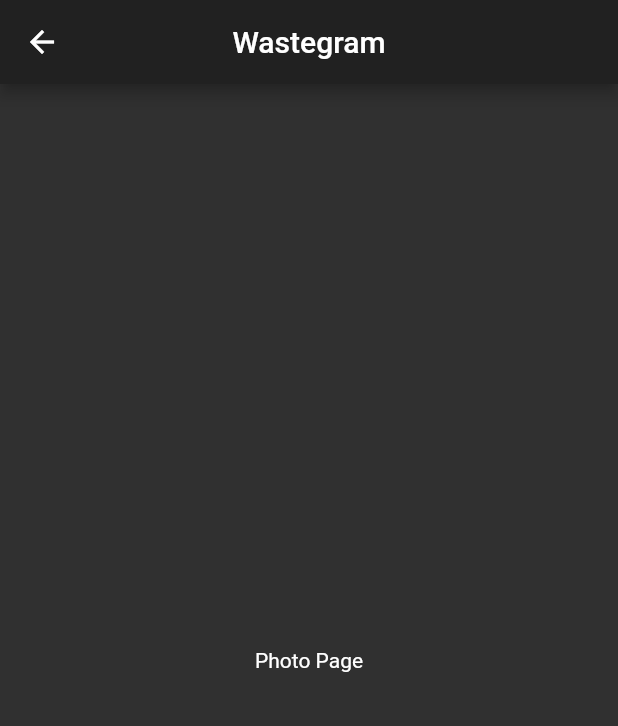
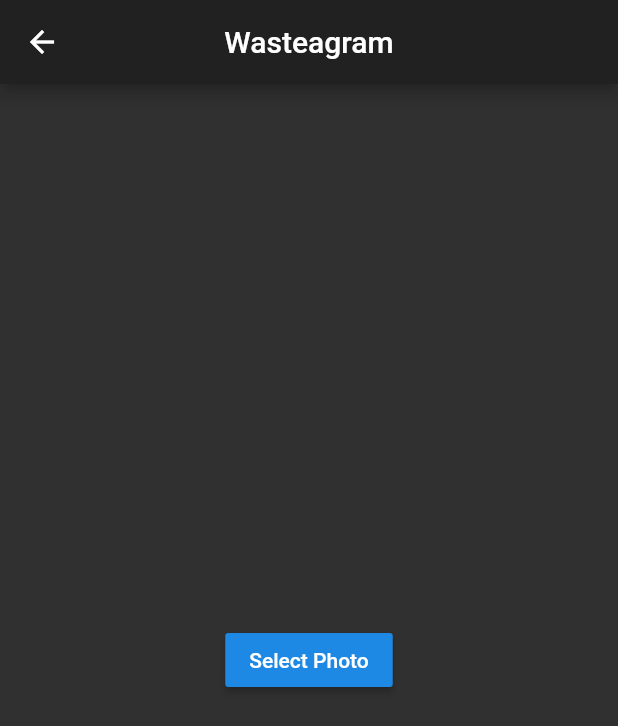
Before and after one commit to Len-LoBo/Wasteagram, a Flutter app: the screen it shows after launch, after a tap on the "camera alt" icon, on a phone screen of 412 x 824 dp. Shown: the top 726 px of the screen. Run offline on Flutter 3.47's test engine with Material 2 defaults, Android fonts, the phone set to English and light mode, and no system bars; our stand-ins replace cloud_firestore, image_picker; accounts and stored records are empty; Roboto replaces fonts that are missing (Rubik).

Commit message:
can take photo and upload timestamp and quanity to firestore

```diff
--- a/lib/app.dart
+++ b/lib/app.dart
@@ -1,7 +1,7 @@
 import 'package:flutter/material.dart';
 import 'package:wasteagram/components/custom_app_bar.dart';
 import 'components/custom_app_bar.dart';
-import 'screens/post_list_page.dart';
+import 'screens/post_list_screen.dart';
 
 
 class App extends StatelessWidget {
@@ -10,7 +10,7 @@ class App extends StatelessWidget {
     return MaterialApp(
       theme: ThemeData.dark(),
       debugShowCheckedModeBanner: false,
-      home:  PostListPage(),
+      home:  PostListScreen(),
     );
   }
 }
--- a/lib/main.dart
+++ b/lib/main.dart
@@ -1,6 +1,11 @@
 import 'package:flutter/material.dart';
 import 'app.dart';
+import 'package:flutter/services.dart';
 
 void main() {
+  WidgetsFlutterBinding.ensureInitialized();
+  SystemChrome.setPreferredOrientations([
+    DeviceOrientation.portraitUp, DeviceOrientation.landscapeLeft, DeviceOrientation.landscapeRight
+    ]);
   runApp(App());
 }
--- a/lib/screens/detail_page.dart
+++ /dev/null
@@ -1,16 +0,0 @@
-import 'package:flutter/material.dart';
-import 'package:wasteagram/components/custom_app_bar.dart';
-
-
-class DetailPage extends StatelessWidget {
-  @override
-  Widget build(BuildContext context) {
-    return Scaffold(
-      appBar: PreferredSize(
-        preferredSize: Size.fromHeight(kToolbarHeight),
-        child: CustomAppBar(title: 'Wastegram')
-      ),
-      body: Center(child: Text("Detail Page"))
-    );
-  }
-}
--- a/lib/screens/photo_page.dart
+++ b/lib/screens/detail_screen.dart
@@ -1,20 +1,16 @@
 import 'package:flutter/material.dart';
 import 'package:wasteagram/components/custom_app_bar.dart';
 
-class PhotoPage extends StatefulWidget {
-  @override
-  _PhotoPageState createState() => _PhotoPageState();
-}
 
-class _PhotoPageState extends State<PhotoPage> {
+class DetailScreen extends StatelessWidget {
   @override
   Widget build(BuildContext context) {
     return Scaffold(
       appBar: PreferredSize(
         preferredSize: Size.fromHeight(kToolbarHeight),
-        child: CustomAppBar(title: 'Wastegram')
+        child: CustomAppBar(title: 'Wasteagram')
       ),
-      body: Center(child: Text("Photo Page"))
+      body: Center(child: Text("Detail Page"))
     );
   }
 }
--- /dev/null
+++ b/lib/screens/photo_screen.dart
@@ -0,0 +1,114 @@
+import 'dart:io';
+import 'package:cloud_firestore/cloud_firestore.dart';
+import 'package:flutter/material.dart';
+import 'package:flutter/services.dart';
+import 'package:wasteagram/components/custom_app_bar.dart';
+import 'package:image_picker/image_picker.dart';
+
+class PhotoScreen extends StatelessWidget {
+
+  Widget build(BuildContext context) {
+    return Scaffold(
+      appBar: PreferredSize(
+        preferredSize: Size.fromHeight(kToolbarHeight),
+        child: CustomAppBar(title: 'Wasteagram')
+      ),
+      body: PhotoScreenBody()
+    );
+  }
+}
+
+class PhotoScreenBody extends StatefulWidget {
+  @override
+  _PhotoScreenBodyState createState() => _PhotoScreenBodyState();
+}
+
+class _PhotoScreenBodyState extends State<PhotoScreenBody> {
+
+  File image;
+  int quantity;
+  final picker = ImagePicker();
+  final _formKey = GlobalKey<FormState>();
+
+
+  void getPhoto() async {
+    final pickedFile = await picker.getImage(source:ImageSource.camera);
+    setState((){
+      image = File(pickedFile.path);
+    });
+  }
+
+  @override
+  Widget build(BuildContext context) {
+    if (image == null) {
+      return Center(
+        child: RaisedButton(
+          child: Text('Select Photo'),
+          onPressed: () {
+            getPhoto();
+
+          }
+        ),
+      );
+    } else {
+      return SingleChildScrollView(
+        child: Center(
+          child: Column(
+            mainAxisAlignment: MainAxisAlignment.center,
+            children: <Widget>[
+              SizedBox(
+                height: 300,
+                width: 300,
+                child: Image.file(image, fit: BoxFit.cover)),
+                SizedBox(height:40),
+                FractionallySizedBox(
+                  widthFactor: .3,
+                    child: Form(
+                      key: _formKey,
+                      child: Column(
+                        children: [
+                          TextFormField(
+                            decoration: InputDecoration(labelText: "Enter Quantity"),
+                            keyboardType: TextInputType.number,
+                            inputFormatters: <TextInputFormatter>[
+                              WhitelistingTextInputFormatter.digitsOnly,
+                            ],
+                            validator: (value) {
+                              if (value.isEmpty) {
+                                return "Enter a quantity";
+                              } else if (int.parse(value) < 1) {
+                                return "Must be greater than 0";
+                              } else {
+                                return null;
+                              }
+                            },
+                            onSaved: (value) {
+                              quantity = int.parse(value);
+
+                            }
+                          ),
+                          SizedBox(height:40),
+                          RaisedButton(
+                            child: Text('Post'),
+                            onPressed: () {
+                              if (_formKey.currentState.validate()) {
+                                _formKey.currentState.save();
+                                Firestore.instance.collection('posts').add({
+                                  'quantity': quantity,
+                                  'date': Timestamp.now(),
+                                });
+                              }
+                              Navigator.of(context).pop();
+                            }
+                          )
+                        ]
+                      )
+                    )
+                )
+              ],
+            ),
+        ),
+      );
+    }
+  }
+}
--- a/lib/screens/post_list_page.dart
+++ b/lib/screens/post_list_screen.dart
@@ -3,23 +3,23 @@ import 'package:wasteagram/components/custom_app_bar.dart';
 import 'package:wasteagram/styles.dart';
 import 'package:flutter/material.dart';
 import '../dateFormat.dart';
-import 'package:wasteagram/screens/photo_page.dart';
+import 'package:wasteagram/screens/photo_screen.dart';
 
-import 'detail_page.dart';
+import 'detail_screen.dart';
 
-class PostListPage extends StatefulWidget {
+class PostListScreen extends StatefulWidget {
   @override
-  _PostListPageState createState() => _PostListPageState();
+  _PostListScreenState createState() => _PostListScreenState();
 }
 
-class _PostListPageState extends State<PostListPage> {
+class _PostListScreenState extends State<PostListScreen> {
 
   @override
   Widget build(BuildContext context) {
     return Scaffold(
       appBar: PreferredSize(
         preferredSize: Size.fromHeight(kToolbarHeight),
-        child: CustomAppBar(title: 'Wastegram')
+        child: CustomAppBar(title: 'Wasteagram')
       ),
       floatingActionButton: Padding(
         padding: const EdgeInsets.all(8.0),
@@ -44,7 +44,7 @@ class _PostListPageState extends State<PostListPage> {
                   onTap: () {
                     Navigator.push(
                       context,
-                      MaterialPageRoute(builder: (context) => DetailPage())
+                      MaterialPageRoute(builder: (context) => DetailScreen())
                     );
                   },
                 );
@@ -77,7 +77,7 @@ class Fab extends StatelessWidget {
       onPressed: () {
         Navigator.push(
           context,
-          MaterialPageRoute(builder: (context) => PhotoPage())
+          MaterialPageRoute(builder: (context) => PhotoScreen())
         );
       }
     );
--- a/pubspec.yaml
+++ b/pubspec.yaml
@@ -13,10 +13,9 @@ dependencies:
     sdk: flutter
 
   cloud_firestore: ^0.13.7
-
   cupertino_icons: ^0.1.3
-
   intl: ^0.16.1
+  image_picker: ^0.6.7+4
 
 dev_dependencies:
   flutter_test:
```
Also changed, not shown: pubspec.lock.
